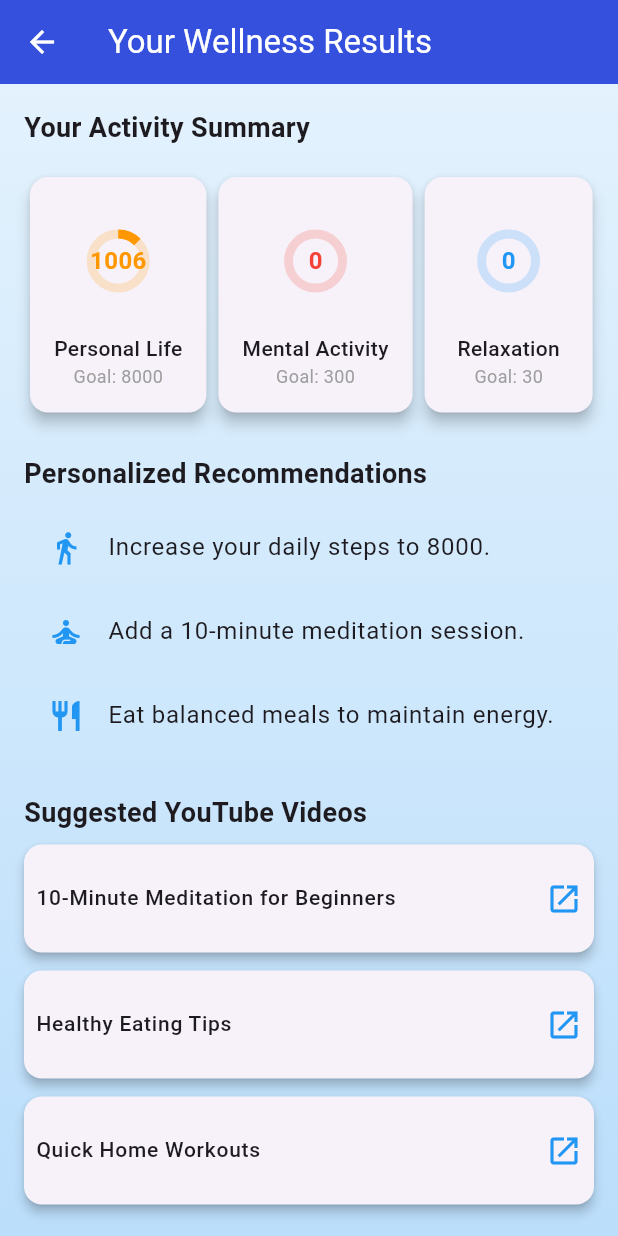
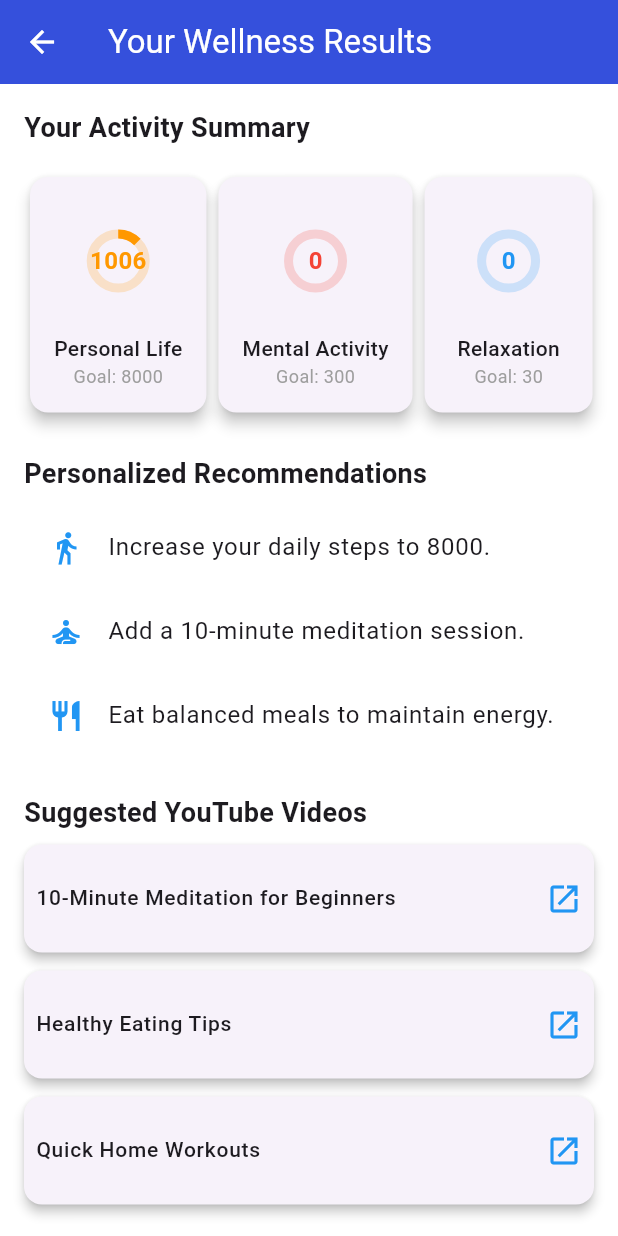
Before and after one commit to zohaibkhan101/More-On-Life, a Flutter app: the RecommendationsScreen screen opened directly, on a phone screen of 412 x 824 dp. Run offline on Flutter 3.47's test engine with Material 3 defaults, Android fonts, the phone set to English and light mode, and no system bars; our stand-ins replace fl_chart, flutter_svg, google_fonts.

Commit message:
Recommendation Screen Updated

```diff
--- a/lib/recommendations.dart
+++ b/lib/recommendations.dart
@@ -1,4 +1,5 @@
 import 'package:flutter/material.dart';
+import 'package:moreonlife/login_screen.dart';
 import 'package:url_launcher/url_launcher.dart';
 
 class RecommendationsScreen extends StatelessWidget {
@@ -20,11 +21,7 @@
       ),
       body: Container(
         decoration: const BoxDecoration(
-          gradient: LinearGradient(
-            colors: [Color(0xFFE3F2FD), Color(0xFFBBDEFB)],
-            begin: Alignment.topCenter,
-            end: Alignment.bottomCenter,
-          ),
+          color: Colors.white
         ),
         child: SingleChildScrollView(
           child: Padding(
@@ -156,9 +153,7 @@
   runApp(
     MaterialApp(
       debugShowCheckedModeBanner: false,
-      home: RecommendationsScreen(
-        responses: {}, // Pass the appropriate responses map here
-      ),
+      home: LoginScreen(), // Change this to your desired initial screen
     ),
   );
 }
```
